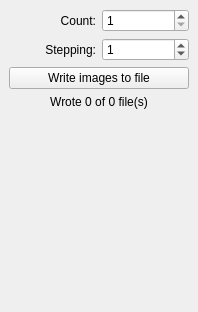
kbg/sjcam, file src/client/ui/recordingdock.ui: the form before one commit.
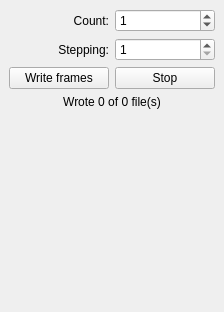
The form after the commit.

Commit message: Client: Support for writing frames to file.

Patch:
```diff
--- a/src/client/ui/recordingdock.ui
+++ b/src/client/ui/recordingdock.ui
@@ -6,7 +6,7 @@
    <rect>
     <x>0</x>
     <y>0</y>
-    <width>198</width>
+    <width>224</width>
     <height>312</height>
    </rect>
   </property>
@@ -24,6 +24,12 @@
     <item row="0" column="1">
      <widget class="QSpinBox" name="spinBox">
       <property name="minimum">
+       <number>0</number>
+      </property>
+      <property name="maximum">
+       <number>1000</number>
+      </property>
+      <property name="value">
        <number>1</number>
       </property>
      </widget>
@@ -49,19 +55,18 @@
      </widget>
     </item>
     <item row="1" column="1">
-     <widget class="QSpinBox" name="spinBox_2">
+     <widget class="QSpinBox" name="spinStepping">
+      <property name="minimum">
+       <number>1</number>
+      </property>
+      <property name="maximum">
+       <number>1000</number>
+      </property>
       <property name="value">
        <number>1</number>
       </property>
      </widget>
     </item>
-    <item row="2" column="0" colspan="2">
-     <widget class="QPushButton" name="pushButton">
-      <property name="text">
-       <string>Write images to file</string>
-      </property>
-     </widget>
-    </item>
     <item row="4" column="0">
      <spacer name="verticalSpacer">
       <property name="orientation">
@@ -88,6 +93,20 @@
       </property>
      </widget>
     </item>
+    <item row="2" column="0">
+     <widget class="QPushButton" name="buttonSave">
+      <property name="text">
+       <string>Write frames</string>
+      </property>
+     </widget>
+    </item>
+    <item row="2" column="1">
+     <widget class="QPushButton" name="buttonStop">
+      <property name="text">
+       <string>Stop</string>
+      </property>
+     </widget>
+    </item>
    </layout>
   </widget>
  </widget>
```
Left out of the diff: 10 changed lines with no effect on the pictures. The commit also changes 4 other files.
